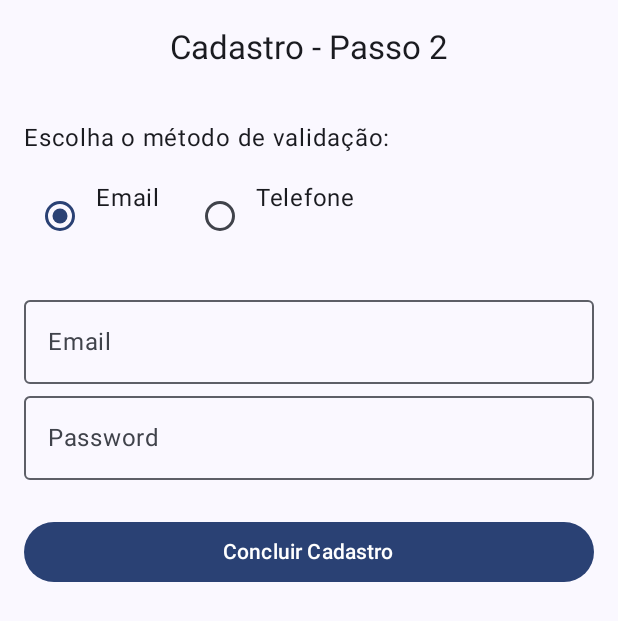
After one commit to Joaovts07/Mylogin, an Android app built with Jetpack Compose: the composable RegistrationChoiseScreen called with empty values, on a phone screen of 412 x 824 dp. The commit adds this screen. Shown: the top 621 px of the screen. Run offline under Robolectric (Android 15) with nearby library versions, the phone set to English and light mode, and no system bars; our stand-ins replace Firebase (no records; nobody signed in at launch, a user with empty details on screens opened directly).

Commit message:
Adjust RegistrationChoiseScreen and method for validation phone date and route in MainActivity

```diff
--- a/app/src/main/java/com/example/mylogin/MainActivity.kt
+++ b/app/src/main/java/com/example/mylogin/MainActivity.kt
@@ -12,8 +12,8 @@ import androidx.navigation.compose.NavHost
 import androidx.navigation.compose.composable
 import androidx.navigation.compose.rememberNavController
 import androidx.navigation.navArgument
-import com.example.mylogin.ui.ChoiseForm
 import com.example.mylogin.ui.LoginScreen
+import com.example.mylogin.ui.RegistrationChoiseScreen
 import com.example.mylogin.ui.theme.MyLoginTheme
 
 class MainActivity : ComponentActivity() {
@@ -33,7 +33,7 @@ class MainActivity : ComponentActivity() {
                             navArgument("dataNascimento") { type = NavType.StringType }
                         )
                     ) { backStackEntry ->
-                        ChoiseForm(
+                        RegistrationChoiseScreen(
                             navController,
                             backStackEntry.arguments?.getString("nome") ?: "",
                             backStackEntry.arguments?.getString("dataNascimento") ?: ""
--- /dev/null
+++ b/app/src/main/java/com/example/mylogin/ui/RegistrationChoiseScreen.kt
@@ -0,0 +1,136 @@
+package com.example.mylogin.ui
+
+import androidx.compose.foundation.layout.Column
+import androidx.compose.foundation.layout.Row
+import androidx.compose.foundation.layout.Spacer
+import androidx.compose.foundation.layout.fillMaxSize
+import androidx.compose.foundation.layout.fillMaxWidth
+import androidx.compose.foundation.layout.height
+import androidx.compose.foundation.layout.padding
+import androidx.compose.foundation.layout.width
+import androidx.compose.material3.Button
+import androidx.compose.material3.ButtonDefaults
+import androidx.compose.material3.CenterAlignedTopAppBar
+import androidx.compose.material3.ExperimentalMaterial3Api
+import androidx.compose.material3.MaterialTheme
+import androidx.compose.material3.OutlinedTextField
+import androidx.compose.material3.RadioButton
+import androidx.compose.material3.Scaffold
+import androidx.compose.material3.Text
+import androidx.compose.runtime.Composable
+import androidx.compose.runtime.getValue
+import androidx.compose.runtime.mutableStateOf
+import androidx.compose.runtime.remember
+import androidx.compose.runtime.setValue
+import androidx.compose.ui.Modifier
+import androidx.compose.ui.text.input.PasswordVisualTransformation
+import androidx.compose.ui.text.input.VisualTransformation
+import androidx.compose.ui.unit.dp
+import androidx.navigation.NavController
+import com.google.firebase.Firebase
+import com.google.firebase.auth.FirebaseAuth
+import com.google.firebase.auth.auth
+
+@OptIn(ExperimentalMaterial3Api::class)
+@Composable
+fun RegistrationChoiseScreen(navController: NavController, nome: String, dataNascimento: String) {
+    var method by remember { mutableStateOf("email") }
+    var email by remember { mutableStateOf("") }
+    var password by remember { mutableStateOf("") }
+    var telephone by remember { mutableStateOf("") }
+    val auth: FirebaseAuth = Firebase.auth
+
+    Scaffold(
+        topBar = {
+            CenterAlignedTopAppBar(
+                title = { Text("Cadastro - Passo 2") }
+            )
+        }
+    ) { innerPadding ->
+        Column(
+            modifier = Modifier
+                .fillMaxSize()
+                .padding(innerPadding)
+                .padding(16.dp)
+        ) {
+            Text("Escolha o método de validação:")
+            Spacer(modifier = Modifier.height(16.dp))
+
+            Row {
+                RadioButton(
+                    selected = method == "email",
+                    onClick = { method = "email" }
+                )
+                Text("Email")
+                Spacer(modifier = Modifier.width(16.dp))
+
+                RadioButton(
+                    selected = method == "telefone",
+                    onClick = { method = "telefone" }
+                )
+                Text("Telefone")
+            }
+            Spacer(modifier = Modifier.height(24.dp))
+
+            if (method == "email") {
+                OutlinedTextField(
+                    value = email,
+                    onValueChange = { email = it },
+                    label = { Text("Email") },
+                    modifier = Modifier.fillMaxWidth()
+                )
+                OutlinedTextField(
+                    value = password,
+                    onValueChange = { password = it },
+                    label = { Text("Password") },
+                    modifier = Modifier.fillMaxWidth(),
+
+                )
+
+            } else {
+                OutlinedTextField(
+                    value = telephone,
+                    onValueChange = { telephone = it },
+                    label = { Text("Telefone") },
+                    modifier = Modifier.fillMaxWidth()
+                )
+            }
+
+            Spacer(modifier = Modifier.height(24.dp))
+            Button(
+                onClick = {
+                    if (method == "email") {
+                        auth.createUserWithEmailAndPassword(email, password)
+                            .addOnCompleteListener { task ->
+                                if (task.isSuccessful) {
+                                    // Salvar dados adicionais do usuário
+                                    // ...
+
+                                    // Enviar email de verificação
+                                    auth.currentUser?.sendEmailVerification()
+                                        ?.addOnCompleteListener { verificacaoTask ->
+                                            if (verificacaoTask.isSuccessful) {
+                                                // Navegar para a tela de confirmação
+                                                navController.navigate("confirmacao_email")
+                                            } else {
+                                                // Exibir mensagem de erro
+                                            }
+                                        }
+                                } else {
+                                    // Exibir mensagem de erro
+                                }
+                            }
+                    } else {
+                        // TODO: Implementar lógica de cadastro com telefone
+                    }
+                },
+                modifier = Modifier.fillMaxWidth(),
+                colors = ButtonDefaults.buttonColors(
+                    containerColor = MaterialTheme.colorScheme.primary
+                )
+            ) {
+                Text("Concluir Cadastro")
+            }
+        }
+    }
+}
```
Also changed, not shown: app/src/main/java/com/example/mylogin/ui/RegistrationBasicScreen.kt (+2 -5 lines), app/src/main/java/com/example/mylogin/validators/Validator.kt (+9 -3 lines).
